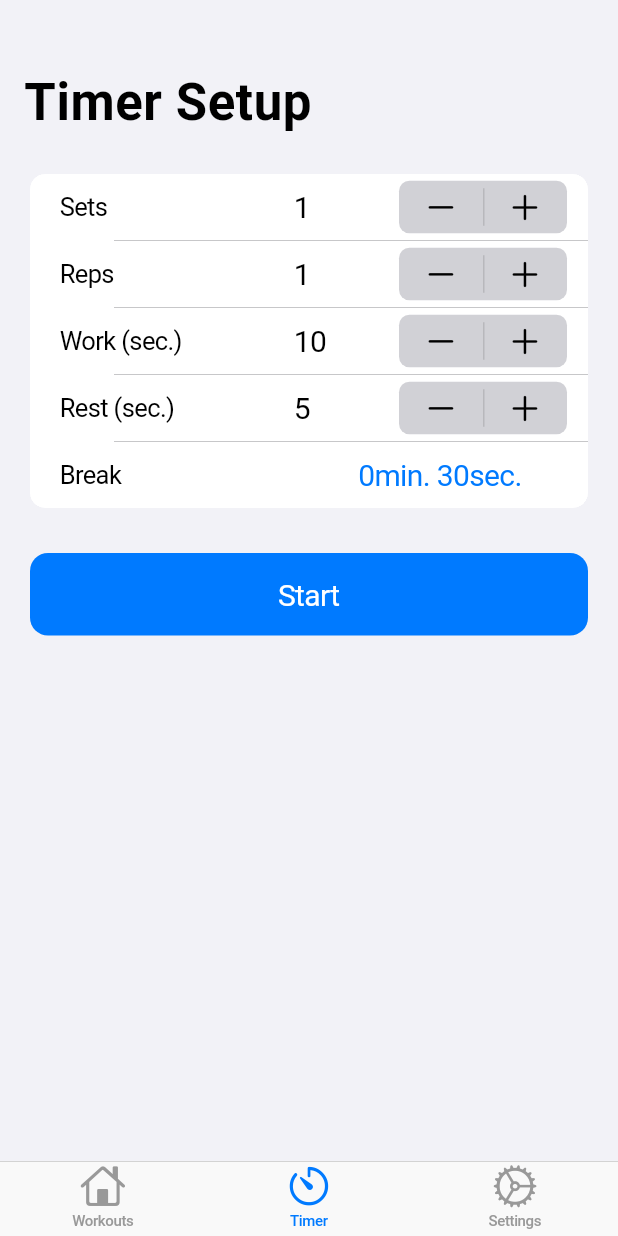
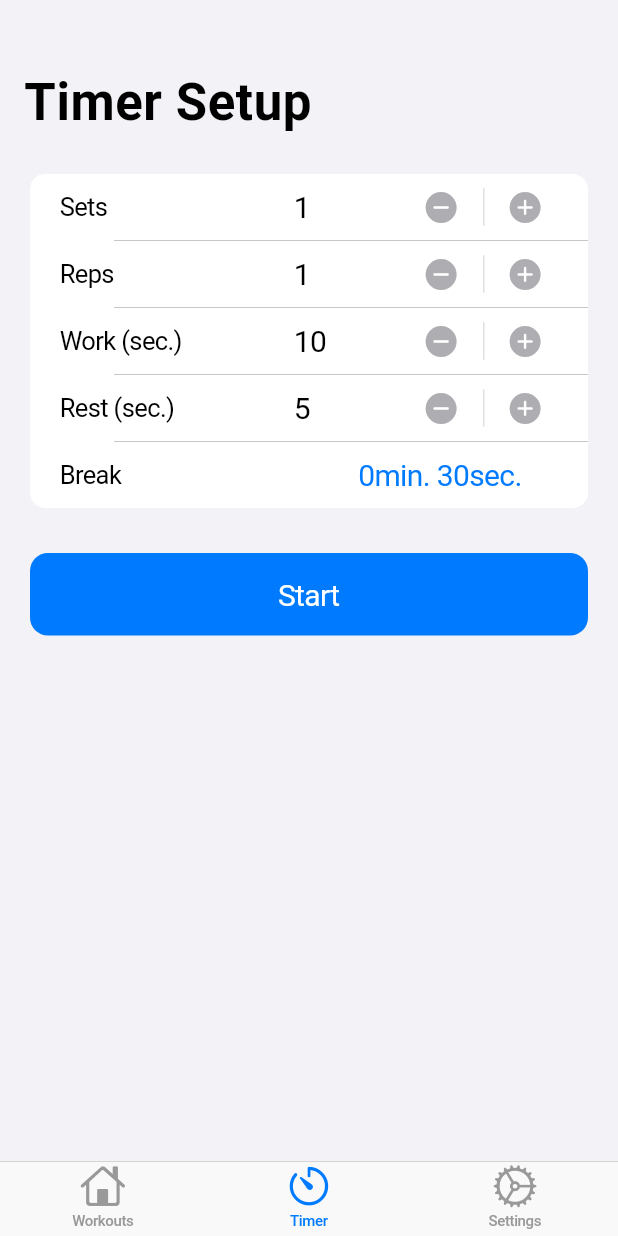
Before and after one commit to gideonmay/CountDown-Hangboard-Timer, a Flutter app: the screen it shows after launch, item 2 of the bottom bar chosen, on a phone screen of 412 x 824 dp. Run offline on Flutter 3.47's test engine with Material 2 defaults, Android fonts, the phone set to English and light mode, and no system bars; our stand-ins replace drift, flutter_slidable, just_audio, shared_preferences, step_progress_indicator, vibration; accounts and stored records are empty; generated files the repository leaves out were written again.

Commit message:
Redesigned number picker buttons

```diff
--- a/lib/widgets/number_picker.dart
+++ b/lib/widgets/number_picker.dart
@@ -1,6 +1,7 @@
 import 'dart:async';
 import 'package:flutter/cupertino.dart';
 import 'package:flutter/material.dart';
+import 'package:flutter/services.dart';
 import '../utils/sound_utils.dart';
 
 /// A widget with plus and minus buttons that allows the user to pick a number
@@ -67,9 +68,9 @@ class _NumberPickerState extends State<NumberPicker> {
   Widget _changeValueButtons() {
     return Container(
       height: 35.0,
-      decoration: const BoxDecoration(
-          borderRadius: BorderRadius.all(Radius.circular(7.0)),
-          color: CupertinoColors.systemGrey4),
+      // decoration: const BoxDecoration(
+      //     borderRadius: BorderRadius.all(Radius.circular(10.0)),
+      //     color: CupertinoColors.systemGrey4),
       child: Row(
         mainAxisAlignment: MainAxisAlignment.end,
         children: [
@@ -92,7 +93,7 @@ class _NumberPickerState extends State<NumberPicker> {
       color: Colors.transparent,
       child: GestureDetector(
         onLongPress: () {
-          _timer = Timer.periodic(const Duration(milliseconds: 50), (timer) {
+          _timer = Timer.periodic(const Duration(milliseconds: 60), (timer) {
             _decreaseValueBy(1);
           });
         },
@@ -100,12 +101,13 @@ class _NumberPickerState extends State<NumberPicker> {
           _timer.cancel();
         },
         child: InkWell(
-          borderRadius: const BorderRadius.all(Radius.circular(7.0)),
+          customBorder: const CircleBorder(),
           onTap: () => _decreaseValueBy(1),
           child: const Padding(
             padding: EdgeInsets.only(left: 16.0, right: 16.0),
             child: Center(
-              child: Icon(CupertinoIcons.minus, color: CupertinoColors.black),
+              child: Icon(CupertinoIcons.minus_circle_fill,
+                  color: CupertinoColors.systemGrey2),
             ),
           ),
         ),
@@ -119,6 +121,7 @@ class _NumberPickerState extends State<NumberPicker> {
 
     if (newValue >= widget.minValue) {
       playButtonSound();
+      HapticFeedback.lightImpact();
       setState(() {
         _currValue = newValue;
       });
@@ -132,7 +135,7 @@ class _NumberPickerState extends State<NumberPicker> {
       color: Colors.transparent,
       child: GestureDetector(
         onLongPress: () {
-          _timer = Timer.periodic(const Duration(milliseconds: 50), (timer) {
+          _timer = Timer.periodic(const Duration(milliseconds: 60), (timer) {
             _increaseValueBy(1);
           });
         },
@@ -140,12 +143,13 @@ class _NumberPickerState extends State<NumberPicker> {
           _timer.cancel();
         },
         child: InkWell(
-          borderRadius: const BorderRadius.all(Radius.circular(7.0)),
+          customBorder: const CircleBorder(),
           onTap: () => _increaseValueBy(1),
           child: const Padding(
             padding: EdgeInsets.only(left: 16.0, right: 16.0),
             child: Center(
-              child: Icon(CupertinoIcons.add, color: CupertinoColors.black),
+              child: Icon(CupertinoIcons.add_circled_solid,
+                  color: CupertinoColors.systemGrey2),
             ),
           ),
         ),
@@ -159,6 +163,7 @@ class _NumberPickerState extends State<NumberPicker> {
 
     if (newValue <= widget.maxValue) {
       playButtonSound();
+      HapticFeedback.lightImpact();
       setState(() {
         _currValue = newValue;
       });
```
